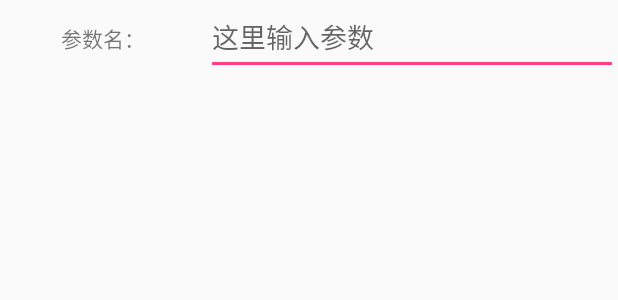
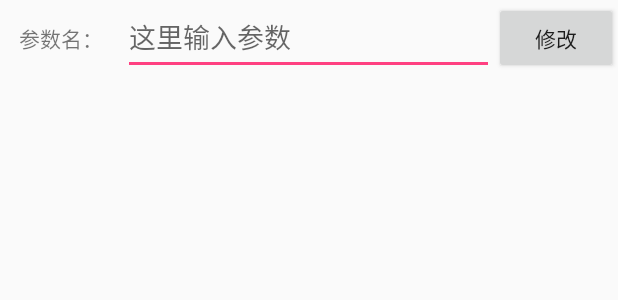
Before and after one commit to zhangchuanchuan/FunctionTest, an Android app: the layout item_param.xml on its own in the app's theme, with its tools: preview values and no code run, on a phone screen of 412 x 824 dp. Shown: the top 300 px of the screen. Run offline under Robolectric (Android 15) with nearby library versions, the phone set to English and light mode, and no system bars.

```diff
--- a/app/src/main/java/com/snakotech/functiontest/activity/TestAPIActivity.java
+++ b/app/src/main/java/com/snakotech/functiontest/activity/TestAPIActivity.java
@@ -11,6 +11,7 @@ import android.widget.TextView;
 import android.widget.Toast;
 
 import com.google.gson.Gson;
+import com.google.gson.JsonElement;
 import com.google.gson.JsonObject;
 import com.snakotech.functiontest.R;
 import com.snakotech.functiontest.api.LocalFunctionAPI;
@@ -144,7 +145,8 @@ public class TestAPIActivity extends Activity {
                 JSONObject jsonObject = new JSONObject();
                 for (String key : keys) {
                     try {
-                        jsonObject.put(key, object.get(key).getAsString());
+                        JsonElement jsonElement = object.get(key);
+                        jsonObject.put(key, jsonElement.isJsonObject() ? jsonElement.getAsJsonObject().toString() : jsonElement.getAsString());
                     } catch (JSONException e) {
                         e.printStackTrace();
                     }
--- a/app/src/main/res/layout/item_param.xml
+++ b/app/src/main/res/layout/item_param.xml
@@ -15,5 +15,11 @@
         android:layout_width="0dp"
         android:layout_height="50dp"
         android:hint="这里输入参数"
-        android:layout_weight="2"/>
+        android:layout_weight="3"/>
+    <Button
+        android:id="@+id/modify"
+        android:layout_width="0dp"
+        android:layout_height="wrap_content"
+        android:layout_weight="1"
+        android:text="修改"/>
 </LinearLayout>
```
Also changed, not shown: app/src/main/java/com/snakotech/functiontest/adapter/ParamItemAdapter.java (+6 -14 lines).
